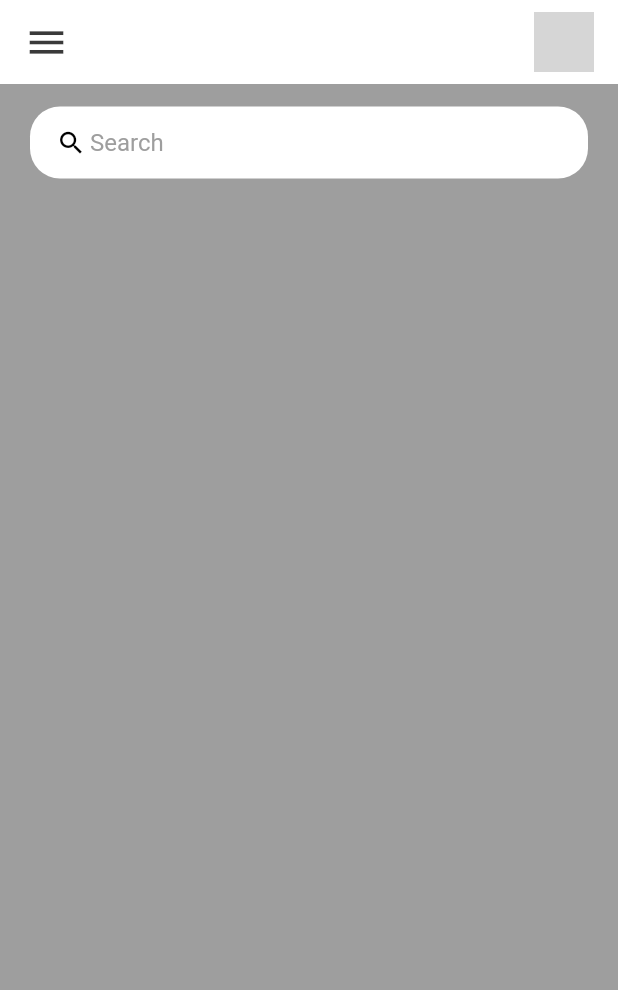
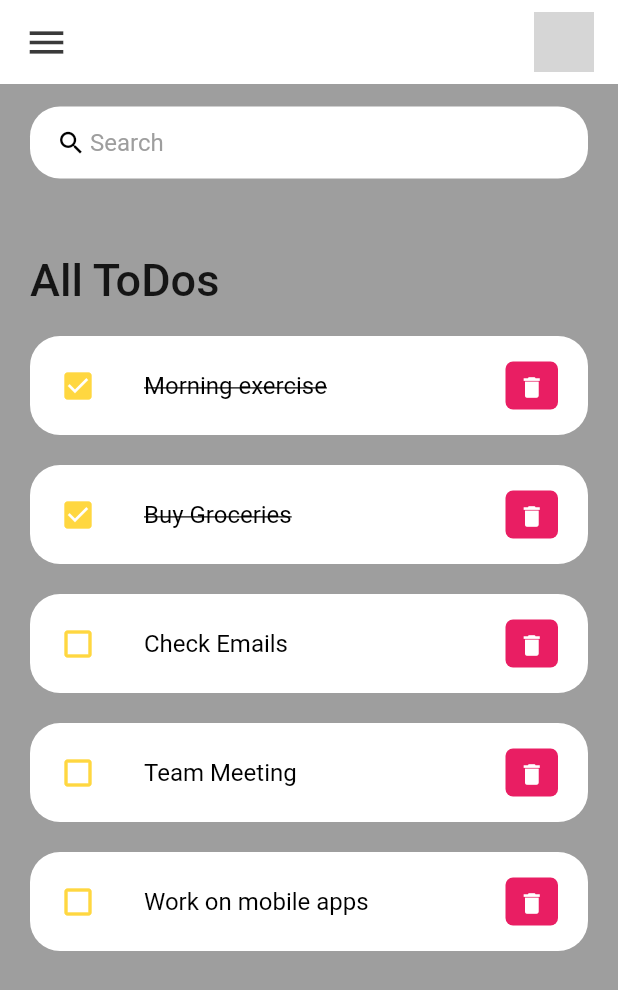
Before and after one commit to SorrenJ/ToDoApp, a Flutter app: the screen it shows after launch, on a phone screen of 412 x 824 dp. Shown: the top 990 px of the screen. Run offline on Flutter 3.47's test engine with Material 2 defaults, Android fonts, the phone set to English and light mode, and no system bars; grey boxes are pictures that could not be loaded.

Commit message:
Added todo Items

```diff
--- a/TodoApp/lib/home.dart
+++ b/TodoApp/lib/home.dart
@@ -1,12 +1,14 @@
 import 'package:flutter/material.dart';
 
 import 'package:todoapp/constants/colors.dart';
+import 'package:todoapp/todo_item.dart';
+import 'model/todo.dart';
 
 
 
 class Home extends StatelessWidget{
-  const Home ({Key? key}) : super(key: key);
-
+  Home ({Key? key}) : super(key: key);
+  final todosList = ToDo.todoList();
 
   Widget build(BuildContext context){
     return Scaffold(
@@ -20,7 +22,21 @@ padding: EdgeInsets.symmetric(
     child:Column(
       children: [
        searchBox(),
-  ],
+  Expanded(
+  child: ListView(
+    children: [
+      Container(
+        margin: EdgeInsets.only(top: 50, bottom: 20,),
+        child: Text('All ToDos',style: TextStyle(fontSize: 30, fontWeight: FontWeight.w500))
+      ),
+
+      for (ToDo todoo in todosList)
+      ToDoItem(todo: todoo,),
+
+    ],
+  )
+  ),
+      ],
     ),
     ),
     );
--- /dev/null
+++ b/TodoApp/lib/model/todo.dart
@@ -0,0 +1,24 @@
+class ToDo {
+  String? id;
+  String? todoText;
+  bool isDone;
+
+ToDo ({
+    required this.id,
+  required this.todoText,
+  this.isDone=false
+});
+
+static List<ToDo>todoList(){
+  return [
+    ToDo(id: '01', todoText: 'Morning exercise', isDone: true),
+    ToDo(id: '02', todoText: 'Buy Groceries', isDone: true),
+    ToDo(id: '03', todoText: 'Check Emails',),
+    ToDo(id: '04', todoText: 'Team Meeting',),
+    ToDo(id: '05', todoText: 'Work on mobile apps',),
+  ];
+}
+
+
+
+}
--- /dev/null
+++ b/TodoApp/lib/todo_item.dart
@@ -0,0 +1,59 @@
+import 'package:flutter/material.dart';
+import 'model/todo.dart';
+class ToDoItem extends StatelessWidget {
+final ToDo todo;
+  const ToDoItem ({Key? key, required this.todo}) : super(key: key);
+
+
+
+  Widget build(BuildContext context){
+    return Container(
+      margin: EdgeInsets.only(bottom: 20), //seperates item
+      child: ListTile(
+          onTap: () {
+            print('Clicked on ToDo item');
+
+          },
+        shape: RoundedRectangleBorder(
+            borderRadius: BorderRadius.circular(20)
+
+        ),
+        contentPadding: EdgeInsets.symmetric(horizontal: 20, vertical: 5),
+      tileColor: Colors.white,
+        leading: Icon(
+          todo.isDone ? Icons.check_box : Icons.check_box_outline_blank,
+          color: Colors.amberAccent,
+        ),
+      title: Text(
+       todo.todoText!,
+        style: TextStyle (
+          fontSize: 16,
+          color: Colors.black,
+          decoration: todo.isDone? TextDecoration.lineThrough : null,// if done then linethrough else null
+        ),
+      ),
+      trailing: Container(
+        padding: EdgeInsets.all(0),
+        margin: EdgeInsets.symmetric(vertical:12),
+        height: 35,
+        width: 35,
+        decoration: BoxDecoration(
+          color: Colors.pink,
+          borderRadius: BorderRadius.circular(5),
+        ),
+        child: IconButton(
+        color: Colors.white,
+        iconSize: 18,
+          icon: Icon(Icons.delete),
+         onPressed: () {
+           print('Clicked on delete ToDo item');
+
+         },
+        ),
+      ),
+
+
+      ),
+    );
+  }
+}
```
